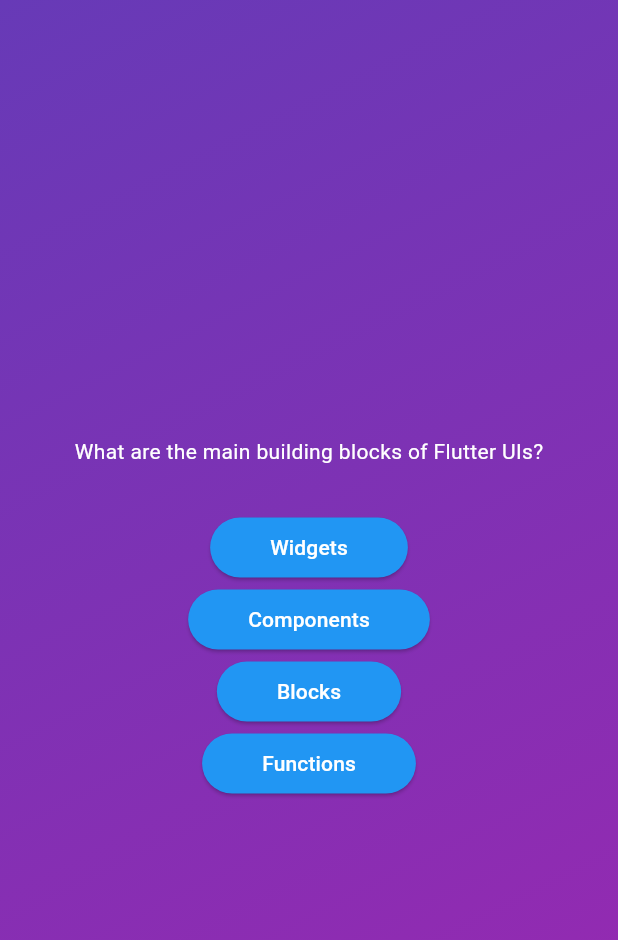
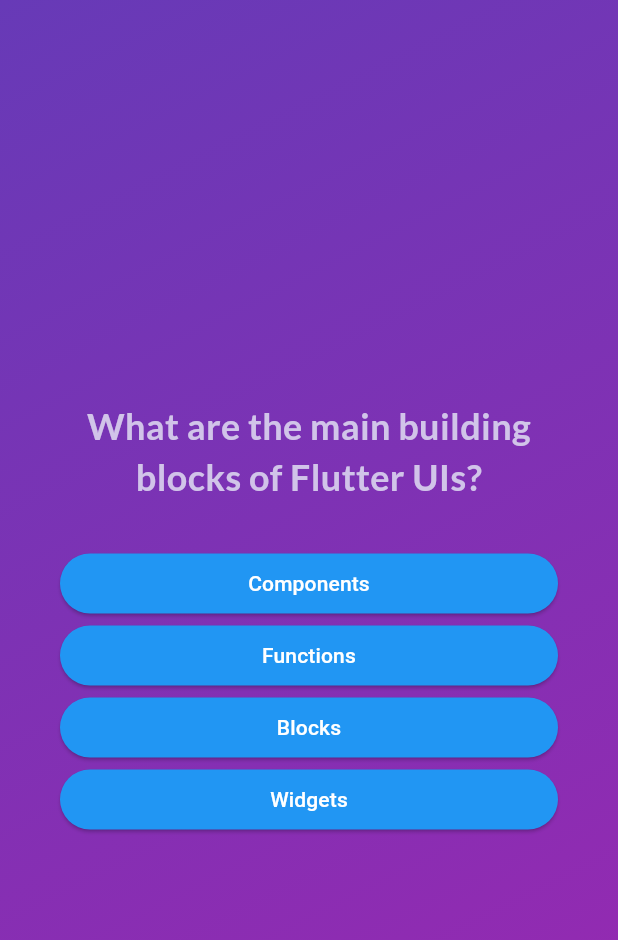
Before and after one commit to quangnhan/flutter-beginners, a Flutter app: the screen it shows after launch, after a tap on "Start Quiz", on a phone screen of 412 x 824 dp. Shown: the top 940 px of the screen. Run offline on Flutter 3.47's test engine with Material 3 defaults, Android fonts, the phone set to English and light mode, and no system bars; our stand-ins replace google_fonts.

Commit message:
part 3: change screen

```diff
--- a/adv_basics/lib/answer_button.dart
+++ b/adv_basics/lib/answer_button.dart
@@ -25,7 +25,10 @@
           borderRadius: BorderRadius.circular(40),
         ),
       ),
-      child: Text(answerText),
+      child: Text(
+        answerText,
+        textAlign: TextAlign.center,
+      ),
     );
   }
 }
--- a/adv_basics/lib/models/quiz_question.dart
+++ b/adv_basics/lib/models/quiz_question.dart
@@ -3,4 +3,10 @@
 
   final String text;
   final List<String> answers;
+
+  List<String> getShuffledAnswers(){
+    final shuffledList = List.of(answers);
+    shuffledList.shuffle();
+    return shuffledList;
+  }
 }
--- a/adv_basics/lib/questions_screen.dart
+++ b/adv_basics/lib/questions_screen.dart
@@ -1,9 +1,12 @@
 import 'package:adv_basics/answer_button.dart';
 import 'package:flutter/material.dart';
 import 'package:adv_basics/data/questions.dart';
+import 'package:google_fonts/google_fonts.dart';
 
 class QuestionsScreen extends StatefulWidget {
-  const QuestionsScreen({super.key});
+  const QuestionsScreen({super.key, required this.onSelectAnswer,});
+
+  final void Function(String) onSelectAnswer;
 
   @override
   State<QuestionsScreen> createState() {
@@ -12,30 +15,49 @@
 }
 
 class _QuestionsScreenState extends State<QuestionsScreen> {
+  int currentQuestionIndex = 0;
+
+  void answerQuestion(String selectedAnswers) {
+    widget.onSelectAnswer(selectedAnswers);
+
+    setState(() {
+      currentQuestionIndex += 1;
+    });
+  }
+
   @override
   Widget build(context) {
-    final currentQuestion = questions[0];
+    final currentQuestion = questions[currentQuestionIndex];
 
     return SizedBox(
       width: double.infinity,
+      child: Container(
+        margin: const EdgeInsets.all(40),
         child: Column(
           mainAxisAlignment: MainAxisAlignment.center,
+          crossAxisAlignment: CrossAxisAlignment.stretch,
           children: [
             Text(
               currentQuestion.text,
-            style: const TextStyle(
-              color: Colors.white,
+              style: GoogleFonts.lato(
+                color: Colors.deepPurple.shade100,
+                fontSize: 24,
+                fontWeight: FontWeight.bold,
               ),
+              textAlign: TextAlign.center,
             ),
             const SizedBox(height: 30),
-          ...currentQuestion.answers.map((item) {
+            ...currentQuestion.getShuffledAnswers().map((answer) {
               return AnswerButton(
-              answerText: item,
-              onPressed: () {},
+                answerText: answer,
+                onPressed: () {
+                  answerQuestion(answer);
+                },
               );
             }),
           ],
         ),
+      ),
     );
   }
 }
--- a/adv_basics/lib/quiz.dart
+++ b/adv_basics/lib/quiz.dart
@@ -1,6 +1,7 @@
 import 'package:adv_basics/questions_screen.dart';
 import 'package:adv_basics/start_screen.dart';
 import 'package:flutter/material.dart';
+import 'package:adv_basics/data/questions.dart';
 
 class Quiz extends StatefulWidget {
   const Quiz({super.key});
@@ -12,22 +13,36 @@
 }
 
 class _QuizState extends State<Quiz> {
-  Widget? activeScreen;
-
-  @override
-  void initState() {
-    activeScreen = StartScreen(switchScreen);
-    super.initState();
-  }
+  List<String> selectedAnswers = [];
+  String activeScreen = 'start-screen';
 
   void switchScreen() {
     setState(() {
-      activeScreen = const QuestionsScreen();
+      selectedAnswers = [];
+      activeScreen = 'questions-answers';
     });
+  }
+
+  void chooseAnswer(String answer) {
+    selectedAnswers.add(answer);
+
+    if (selectedAnswers.length == questions.length) {
+      setState(() {
+        activeScreen = 'start-screen';
+      });
+    }
   }
 
   @override
   Widget build(context) {
+    Widget screenWidget = StartScreen(switchScreen);
+
+    if (activeScreen == 'questions-answers') {
+      screenWidget = QuestionsScreen(
+        onSelectAnswer: chooseAnswer,
+      );
+    }
+
     return MaterialApp(
       home: Scaffold(
         body: Container(
@@ -38,7 +53,7 @@
               end: Alignment.bottomRight,
             ),
           ),
-          child: activeScreen,
+          child: screenWidget,
         ),
       ),
     );
--- a/adv_basics/lib/start_screen.dart
+++ b/adv_basics/lib/start_screen.dart
@@ -1,4 +1,5 @@
 import 'package:flutter/material.dart';
+import 'package:google_fonts/google_fonts.dart';
 
 class StartScreen extends StatelessWidget {
   const StartScreen(this.startQuiz, {super.key});
@@ -24,9 +25,9 @@
             color: Colors.white70,
           ),
           const SizedBox(height: 80),
-          const Text(
+          Text(
             "Learn Flutter the fun way!",
-            style: TextStyle(
+            style: GoogleFonts.lato(
               color: Colors.white,
               fontSize: 24,
             ),
--- a/adv_basics/pubspec.yaml
+++ b/adv_basics/pubspec.yaml
@@ -35,6 +35,7 @@
   # The following adds the Cupertino Icons font to your application.
   # Use with the CupertinoIcons class for iOS style icons.
   cupertino_icons: ^1.0.2
+  google_fonts: ^6.1.0
 
 dev_dependencies:
   flutter_test:
```
Also changed, not shown: adv_basics/pubspec.lock, 1 other file. Lines whose indentation alone changed are shown as unchanged.
